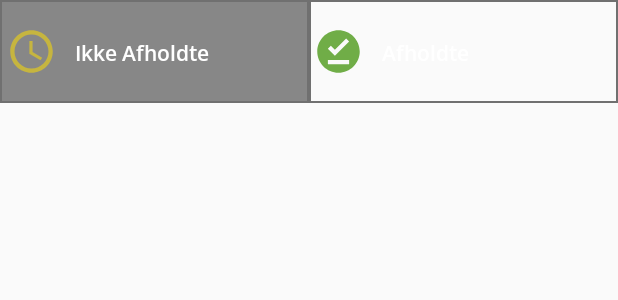
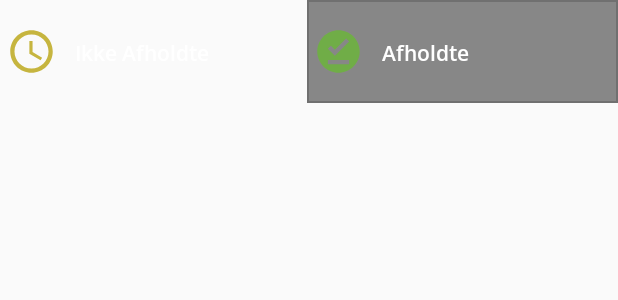
Before and after one commit to alkj/Feedback, an Android app: the layout fragment_moedeoversigt.xml on its own in the app's theme, with its tools: preview values and no code run, on a phone screen of 412 x 824 dp. Shown: the top 300 px of the screen. Run offline under Robolectric (Android 15) with nearby library versions, the phone set to English and light mode, and no system bars.

```diff
--- a/app/src/main/res/drawable/moeder_tab_selected_bg.xml
+++ b/app/src/main/res/drawable/moeder_tab_selected_bg.xml
@@ -1,5 +1,4 @@
 <?xml version="1.0" encoding="utf-8"?>
 <shape xmlns:android="http://schemas.android.com/apk/res/android" android:shape="rectangle">
-    <solid android:color="#B2565656"/>
-    <stroke android:color="#FF707070" android:width="1dp"/>
+    <solid android:color="@android:color/transparent"/>
 </shape>
--- a/app/src/main/res/drawable/moeder_tab_unselected_bg.xml
+++ b/app/src/main/res/drawable/moeder_tab_unselected_bg.xml
@@ -1,4 +1,5 @@
 <?xml version="1.0" encoding="utf-8"?>
 <shape xmlns:android="http://schemas.android.com/apk/res/android" android:shape="rectangle">
+    <solid android:color="#B2565656"/>
     <stroke android:color="#FF707070" android:width="1dp"/>
 </shape>
```
